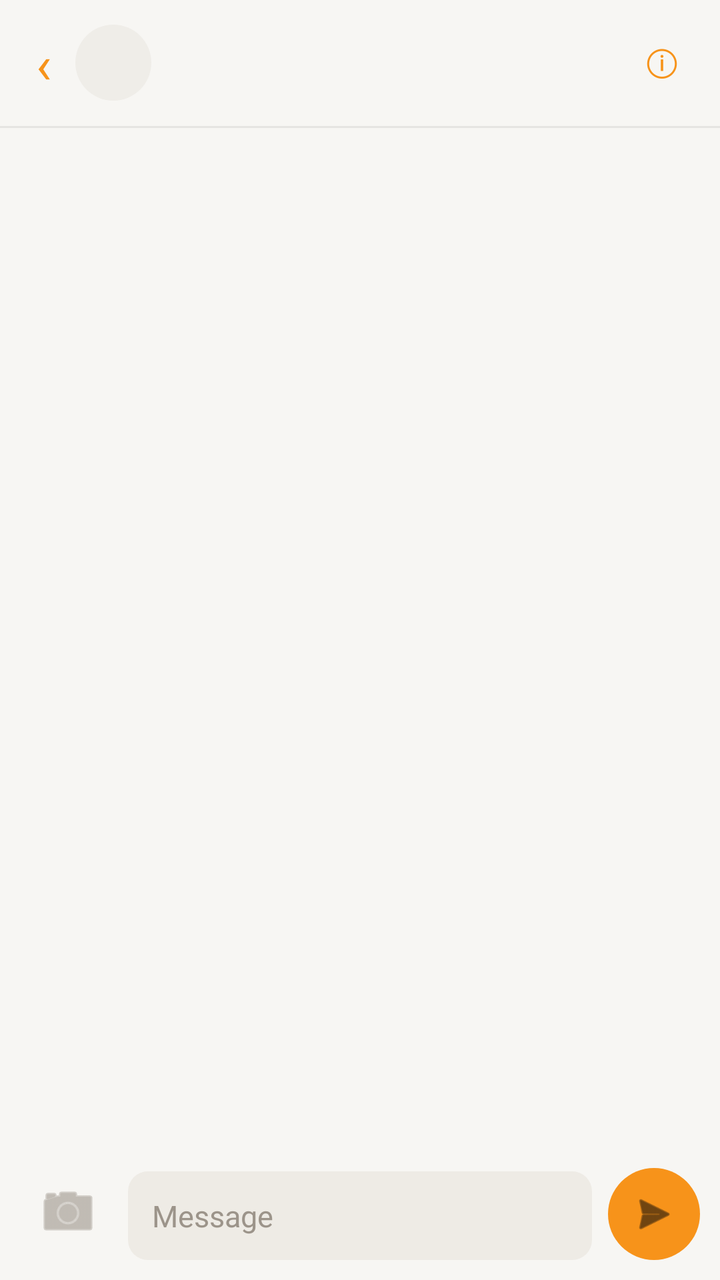
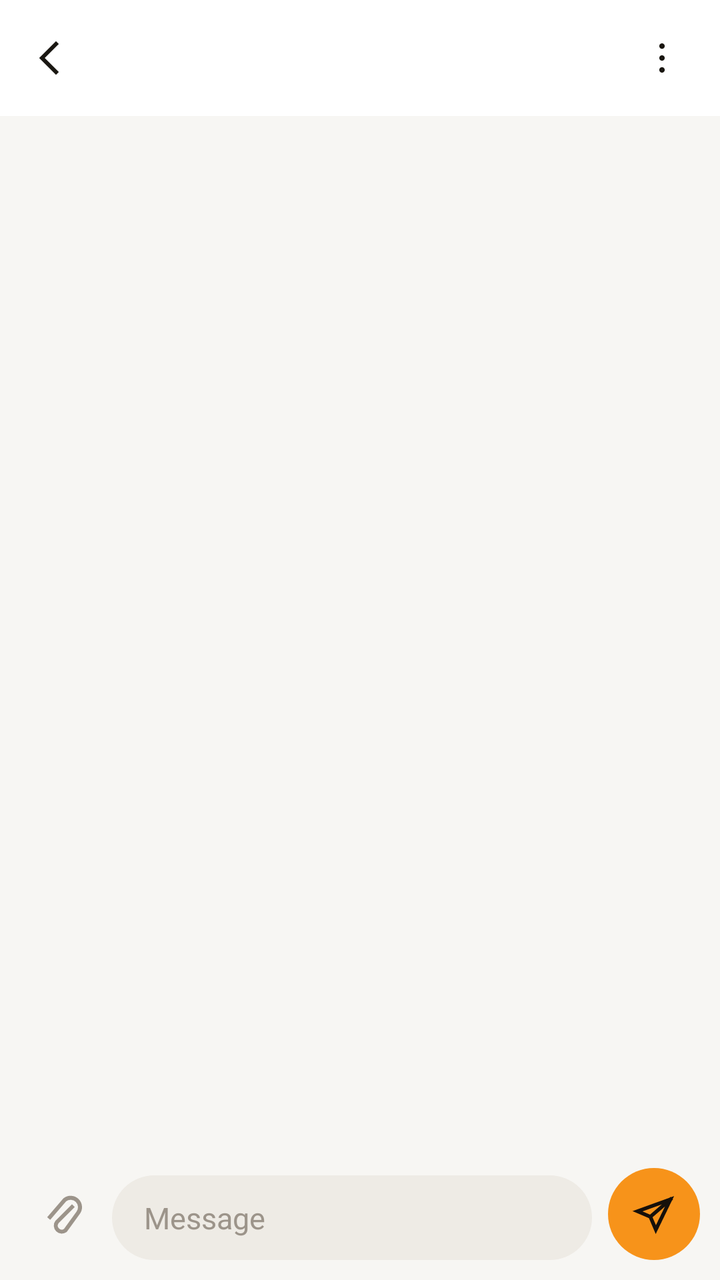

An Android layout rendered at two revisions. The XML below is the earlier revision; the diff shows what the commit changed to produce the second picture.
<!-- AndroidManifest.xml: application theme Theme.Maxima -->
<!-- res/layout/activity_chat.xml -->
<?xml version="1.0" encoding="utf-8"?>
<LinearLayout xmlns:android="http://schemas.android.com/apk/res/android"
    android:id="@+id/chat_root"
    android:layout_width="match_parent"
    android:layout_height="match_parent"
    android:background="@color/ux_bg"
    android:orientation="vertical">

    
    <LinearLayout
        android:layout_width="match_parent"
        android:layout_height="wrap_content"
        android:gravity="center_vertical"
        android:orientation="horizontal"
        android:paddingStart="8dp"
        android:paddingEnd="12dp"
        android:paddingTop="10dp"
        android:paddingBottom="10dp">

        <TextView
            android:id="@+id/btn_chat_back"
            android:layout_width="wrap_content"
            android:layout_height="wrap_content"
            android:background="?android:attr/selectableItemBackgroundBorderless"
            android:paddingStart="10dp"
            android:paddingEnd="10dp"
            android:paddingTop="4dp"
            android:paddingBottom="4dp"
            android:text="‹"
            android:textColor="@color/ux_accent"
            android:textSize="26sp" />

        <TextView
            android:id="@+id/chat_avatar"
            android:layout_width="38dp"
            android:layout_height="38dp"
            android:layout_marginStart="2dp"
            android:background="@drawable/avatar"
            android:gravity="center"
            android:textColor="@color/ux_accent"
            android:textSize="15sp"
            android:textStyle="bold" />

        <LinearLayout
            android:layout_width="0dp"
            android:layout_weight="1"
            android:layout_height="wrap_content"
            android:layout_marginStart="12dp"
            android:orientation="vertical">

            <TextView
                android:id="@+id/chat_title"
                android:layout_width="match_parent"
                android:layout_height="wrap_content"
                android:ellipsize="end"
                android:singleLine="true"
                android:textColor="@color/ux_text"
                android:textSize="16sp"
                android:textStyle="bold" />

            <TextView
                android:id="@+id/chat_subtitle"
                android:layout_width="match_parent"
                android:layout_height="wrap_content"
                android:ellipsize="middle"
                android:singleLine="true"
                android:textColor="@color/ux_subtext"
                android:textSize="11sp" />
        </LinearLayout>

        <TextView
            android:id="@+id/btn_chat_info"
            android:layout_width="wrap_content"
            android:layout_height="wrap_content"
            android:background="?android:attr/selectableItemBackgroundBorderless"
            android:padding="8dp"
            android:text="ⓘ"
            android:textColor="@color/ux_accent"
            android:textSize="18sp" />
    </LinearLayout>

    <View
        android:layout_width="match_parent"
        android:layout_height="1dp"
        android:background="@color/ux_divider" />

    <FrameLayout
        android:layout_width="match_parent"
        android:layout_height="0dp"
        android:layout_weight="1">

        <androidx.recyclerview.widget.RecyclerView
            android:id="@+id/messages"
            android:layout_width="match_parent"
            android:layout_height="match_parent"
            android:clipToPadding="false"
            android:paddingTop="8dp"
            android:paddingBottom="8dp"
            android:scrollbars="vertical" />

        
        <TextView
            android:id="@+id/chat_empty"
            android:layout_width="match_parent"
            android:layout_height="wrap_content"
            android:layout_gravity="center"
            android:gravity="center"
            android:paddingStart="40dp"
            android:paddingEnd="40dp"
            android:lineSpacingExtra="4dp"
            android:textColor="@color/ux_subtext"
            android:textSize="14sp"
            android:visibility="gone" />

        
        <TextView
            android:id="@+id/btn_scroll_bottom"
            android:layout_width="42dp"
            android:layout_height="42dp"
            android:layout_gravity="bottom|end"
            android:layout_margin="14dp"
            android:background="@drawable/fab_circle"
            android:elevation="4dp"
            android:gravity="center"
            android:text="⌄"
            android:textColor="@color/ux_text"
            android:textSize="22sp"
            android:visibility="gone" />
    </FrameLayout>

    <LinearLayout
        android:layout_width="match_parent"
        android:layout_height="wrap_content"
        android:gravity="bottom"
        android:orientation="horizontal"
        android:paddingStart="10dp"
        android:paddingEnd="10dp"
        android:paddingTop="6dp"
        android:paddingBottom="10dp">

        <ImageButton
            android:id="@+id/btn_chat_attach"
            android:layout_width="wrap_content"
            android:layout_height="wrap_content"
            android:layout_marginEnd="6dp"
            android:background="?android:attr/selectableItemBackgroundBorderless"
            android:contentDescription="Attach photo"
            android:padding="8dp"
            android:src="@android:drawable/ic_menu_camera"
            app:tint="@color/ux_subtext"
            xmlns:app="http://schemas.android.com/apk/res-auto" />

        <EditText
            android:id="@+id/chat_input"
            android:layout_width="0dp"
            android:layout_weight="1"
            android:layout_height="wrap_content"
            android:background="@drawable/input"
            android:hint="Message"
            android:importantForAutofill="no"
            android:inputType="textCapSentences|textMultiLine"
            android:maxLines="5"
            android:padding="12dp"
            android:textColor="@color/ux_text"
            android:textColorHint="@color/ux_subtext"
            android:textSize="15sp" />

        <ImageButton
            android:id="@+id/btn_chat_send"
            android:layout_width="46dp"
            android:layout_height="46dp"
            android:layout_marginStart="8dp"
            android:background="@drawable/btn_send_circle"
            android:contentDescription="Send"
            android:padding="11dp"
            android:scaleType="centerInside"
            android:src="@android:drawable/ic_menu_send"
            android:stateListAnimator="@null"
            android:tint="#FF16100A" />
    </LinearLayout>
</LinearLayout>
<!-- resources referenced by this layout -->
<resources>
  <color name="ux_accent">#FFF7931A</color>
  <color name="ux_bg">#FFF7F6F3</color>
  <color name="ux_divider">#12000000</color>
  <color name="ux_subtext">#FF9C948A</color>
  <color name="ux_text">#FF1A1712</color>
  <!-- drawable avatar (drawable) -->
  <?xml version="1.0" encoding="utf-8"?>
  <shape xmlns:android="http://schemas.android.com/apk/res/android" android:shape="oval">
      <solid android:color="@color/ux_card2" />
  </shape>
  <!-- drawable btn_send_circle (drawable) -->
  <?xml version="1.0" encoding="utf-8"?>
  <shape xmlns:android="http://schemas.android.com/apk/res/android" android:shape="oval">
      <solid android:color="@color/ux_accent" />
  </shape>
  <!-- drawable fab_circle (drawable) -->
  <?xml version="1.0" encoding="utf-8"?>
  <shape xmlns:android="http://schemas.android.com/apk/res/android" android:shape="oval">
      <solid android:color="@color/ux_card2" />
      <stroke android:width="1dp" android:color="@color/ux_divider" />
  </shape>
  <!-- drawable input (drawable) -->
  <?xml version="1.0" encoding="utf-8"?>
  <shape xmlns:android="http://schemas.android.com/apk/res/android" android:shape="rectangle">
      <solid android:color="@color/ux_input" />
      <corners android:radius="10dp" />
  </shape>
  <style name="Theme.Maxima" parent="Base.Theme.Maxima" />
  <color name="ux_card2">#FFEFEDE8</color>
  <color name="ux_input">#FFEEEBE5</color>
  <style name="Base.Theme.Maxima" parent="Theme.Material3.DayNight.NoActionBar">
          <item name="android:windowBackground">@color/ux_bg</item>
          <item name="android:textColor">@color/ux_text</item>
          <item name="colorPrimary">@color/ux_accent</item>
      </style>
</resources>

<!-- the commit's change to res/layout/activity_chat.xml (unified diff, before → after) -->
@@ -1,5 +1,6 @@
 <?xml version="1.0" encoding="utf-8"?>
 <LinearLayout xmlns:android="http://schemas.android.com/apk/res/android"
+    xmlns:app="http://schemas.android.com/apk/res-auto"
     android:id="@+id/chat_root"
     android:layout_width="match_parent"
     android:layout_height="match_parent"
@@ -10,35 +11,34 @@
     <LinearLayout
         android:layout_width="match_parent"
         android:layout_height="wrap_content"
+        android:background="@color/ux_card"
         android:gravity="center_vertical"
+        android:minHeight="56dp"
         android:orientation="horizontal"
-        android:paddingStart="8dp"
-        android:paddingEnd="12dp"
-        android:paddingTop="10dp"
-        android:paddingBottom="10dp">
+        android:paddingStart="4dp"
+        android:paddingEnd="8dp"
+        android:paddingTop="8dp"
+        android:paddingBottom="8dp">
 
-        <TextView
+        <ImageButton
             android:id="@+id/btn_chat_back"
-            android:layout_width="wrap_content"
-            android:layout_height="wrap_content"
+            android:layout_width="42dp"
+            android:layout_height="42dp"
             android:background="?android:attr/selectableItemBackgroundBorderless"
-            android:paddingStart="10dp"
-            android:paddingEnd="10dp"
-            android:paddingTop="4dp"
-            android:paddingBottom="4dp"
-            android:text="‹"
-            android:textColor="@color/ux_accent"
-            android:textSize="26sp" />
+            android:contentDescription="Back"
+            android:padding="9dp"
+            android:scaleType="fitCenter"
+            android:src="@drawable/ic_back"
+            app:tint="@color/ux_text" />
 
         <TextView
             android:id="@+id/chat_avatar"
-            android:layout_width="38dp"
-            android:layout_height="38dp"
+            android:layout_width="40dp"
+            android:layout_height="40dp"
             android:layout_marginStart="2dp"
-            android:background="@drawable/avatar"
             android:gravity="center"
-            android:textColor="@color/ux_accent"
-            android:textSize="15sp"
+            android:textColor="#FFFFFFFF"
+            android:textSize="16sp"
             android:textStyle="bold" />
 
         <LinearLayout
@@ -68,21 +68,23 @@
                 android:textSize="11sp" />
         </LinearLayout>
 
-        <TextView
+        <ImageButton
             android:id="@+id/btn_chat_info"
-            android:layout_width="wrap_content"
-            android:layout_height="wrap_content"
+            android:layout_width="42dp"
+            android:layout_height="42dp"
             android:background="?android:attr/selectableItemBackgroundBorderless"
-            android:padding="8dp"
-            android:text="ⓘ"
-            android:textColor="@color/ux_accent"
-            android:textSize="18sp" />
+            android:contentDescription="Details"
+            android:padding="10dp"
+            android:scaleType="fitCenter"
+            android:src="@drawable/ic_more"
+            app:tint="@color/ux_text" />
     </LinearLayout>
 
-    <View
+    
+    <FrameLayout
+        android:id="@+id/chat_glow"
         android:layout_width="match_parent"
-        android:layout_height="1dp"
-        android:background="@color/ux_divider" />
+        android:layout_height="wrap_content" />
 
     <FrameLayout
         android:layout_width="match_parent"
@@ -140,15 +142,15 @@
 
         <ImageButton
             android:id="@+id/btn_chat_attach"
-            android:layout_width="wrap_content"
-            android:layout_height="wrap_content"
-            android:layout_marginEnd="6dp"
+            android:layout_width="44dp"
+            android:layout_height="44dp"
+            android:layout_marginEnd="2dp"
             android:background="?android:attr/selectableItemBackgroundBorderless"
             android:contentDescription="Attach photo"
-            android:padding="8dp"
-            android:src="@android:drawable/ic_menu_camera"
-            app:tint="@color/ux_subtext"
-            xmlns:app="http://schemas.android.com/apk/res-auto" />
+            android:padding="10dp"
+            android:scaleType="fitCenter"
+            android:src="@drawable/ic_attach"
+            app:tint="@color/ux_subtext" />
 
         <EditText
             android:id="@+id/chat_input"
@@ -160,7 +162,10 @@
             android:importantForAutofill="no"
             android:inputType="textCapSentences|textMultiLine"
             android:maxLines="5"
-            android:padding="12dp"
+            android:paddingStart="16dp"
+            android:paddingEnd="16dp"
+            android:paddingTop="11dp"
+            android:paddingBottom="11dp"
             android:textColor="@color/ux_text"
             android:textColorHint="@color/ux_subtext"
             android:textSize="15sp" />
@@ -172,10 +177,10 @@
             android:layout_marginStart="8dp"
             android:background="@drawable/btn_send_circle"
             android:contentDescription="Send"
-            android:padding="11dp"
-            android:scaleType="centerInside"
-            android:src="@android:drawable/ic_menu_send"
+            android:padding="12dp"
+            android:scaleType="fitCenter"
+            android:src="@drawable/ic_send"
             android:stateListAnimator="@null"
-            android:tint="#FF16100A" />
+            app:tint="@color/ux_on_accent" />
     </LinearLayout>
 </LinearLayout>
<!-- resource entries referenced after the edit -->
@@ -2,14 +2,11 @@
 <resources>
   <color name="ux_accent">#FFF7931A</color>
   <color name="ux_bg">#FFF7F6F3</color>
+  <color name="ux_card">#FFFFFFFF</color>
+  <color name="ux_on_accent">#FF16100A</color>
   <color name="ux_divider">#12000000</color>
   <color name="ux_subtext">#FF9C948A</color>
   <color name="ux_text">#FF1A1712</color>
-  <!-- drawable avatar (drawable) -->
-  <?xml version="1.0" encoding="utf-8"?>
-  <shape xmlns:android="http://schemas.android.com/apk/res/android" android:shape="oval">
-      <solid android:color="@color/ux_card2" />
-  </shape>
   <!-- drawable btn_send_circle (drawable) -->
   <?xml version="1.0" encoding="utf-8"?>
   <shape xmlns:android="http://schemas.android.com/apk/res/android" android:shape="oval">
@@ -21,11 +18,37 @@
       <solid android:color="@color/ux_card2" />
       <stroke android:width="1dp" android:color="@color/ux_divider" />
   </shape>
+  <!-- drawable ic_attach (drawable) -->
+  <vector xmlns:android="http://schemas.android.com/apk/res/android"
+      android:width="24dp" android:height="24dp" android:viewportWidth="24" android:viewportHeight="24">
+      <path android:strokeColor="#FFFFFF" android:strokeWidth="2" android:strokeLineJoin="miter"
+          android:strokeLineCap="square" android:fillColor="#00000000"
+          android:pathData="M16,7.5 L8.5,15 a3,3 0 0,0 4.2,4.2 L19,10.5 a4.7,4.7 0 0,0 -6.6,-6.6 L5,12.5" />
+  </vector>
+  <!-- drawable ic_back (drawable) -->
+  <vector xmlns:android="http://schemas.android.com/apk/res/android"
+      android:width="24dp" android:height="24dp" android:viewportWidth="24" android:viewportHeight="24">
+      <path android:strokeColor="#FFFFFF" android:strokeWidth="2" android:strokeLineJoin="miter"
+          android:strokeLineCap="square" android:fillColor="#00000000"
+          android:pathData="M15,5 L8,12 L15,19" />
+  </vector>
+  <!-- drawable ic_more (drawable) -->
+  <vector xmlns:android="http://schemas.android.com/apk/res/android"
+      android:width="24dp" android:height="24dp" android:viewportWidth="24" android:viewportHeight="24">
+      <path android:fillColor="#FFFFFF" android:pathData="M10.5,5.5 a1.5,1.5 0 1,0 3,0 a1.5,1.5 0 1,0 -3,0 Z M10.5,12 a1.5,1.5 0 1,0 3,0 a1.5,1.5 0 1,0 -3,0 Z M10.5,18.5 a1.5,1.5 0 1,0 3,0 a1.5,1.5 0 1,0 -3,0 Z" />
+  </vector>
+  <!-- drawable ic_send (drawable) -->
+  <vector xmlns:android="http://schemas.android.com/apk/res/android"
+      android:width="24dp" android:height="24dp" android:viewportWidth="24" android:viewportHeight="24">
+      <path android:strokeColor="#FFFFFF" android:strokeWidth="2" android:strokeLineJoin="miter"
+          android:strokeLineCap="square" android:fillColor="#00000000"
+          android:pathData="M21,4 L3,10.5 L10,13.5 L13,20.5 Z M10,13.5 L21,4" />
+  </vector>
   <!-- drawable input (drawable) -->
   <?xml version="1.0" encoding="utf-8"?>
   <shape xmlns:android="http://schemas.android.com/apk/res/android" android:shape="rectangle">
       <solid android:color="@color/ux_input" />
-      <corners android:radius="10dp" />
+      <corners android:radius="22dp" />
   </shape>
   <style name="Theme.Maxima" parent="Base.Theme.Maxima" />
   <color name="ux_card2">#FFEFEDE8</color>
